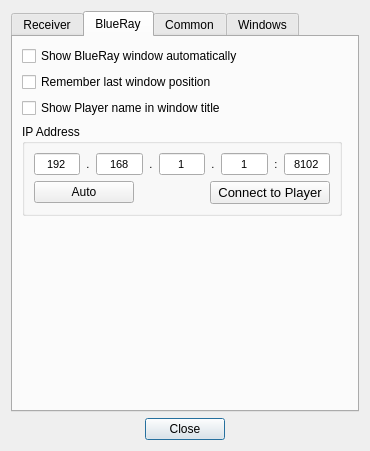
Qt form settingsdialog.ui (AceOfSnakes/AvrPioRemote) before a commit.
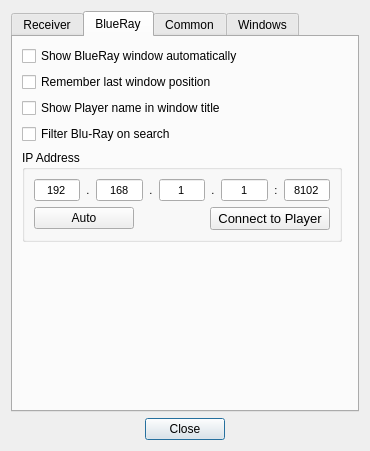
The same form after that commit. The open tabs and pages were chosen to show the change.

The edit to the form file:
```diff
--- a/settingsdialog.ui
+++ b/settingsdialog.ui
@@ -414,6 +414,13 @@
          </property>
         </widget>
        </item>
+       <item>
+        <widget class="QCheckBox" name="FilterBlueRay">
+         <property name="text">
+          <string>Filter Blu-Ray on search</string>
+         </property>
+        </widget>
+       </item>
        <item>
         <layout class="QHBoxLayout" name="horizontalLayout_5">
          <property name="topMargin">
```
Left out of the diff: 2 changed lines with no effect on the pictures.
